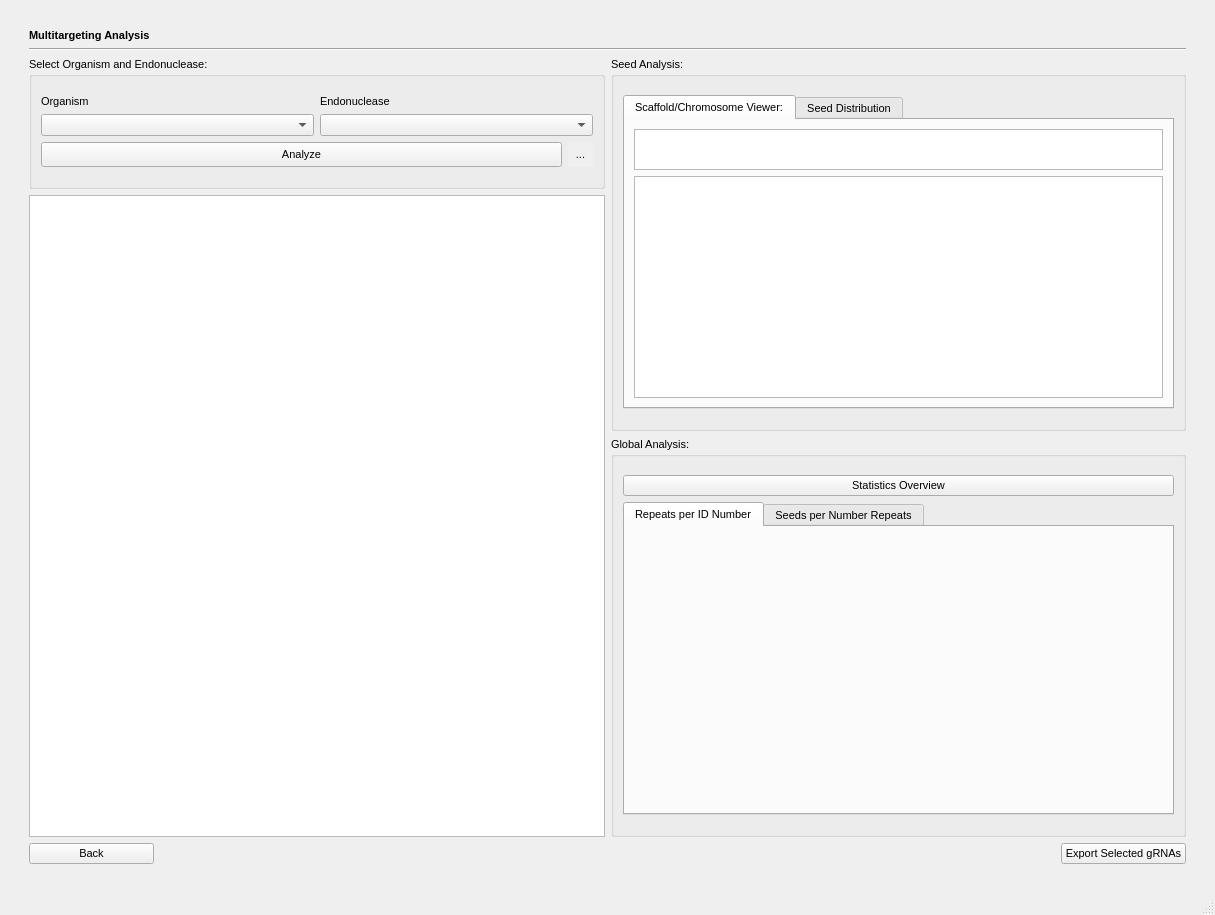
First picture: the form in multitargetingwindow.ui, repository TrinhLab/CASPERapp, before the edit.
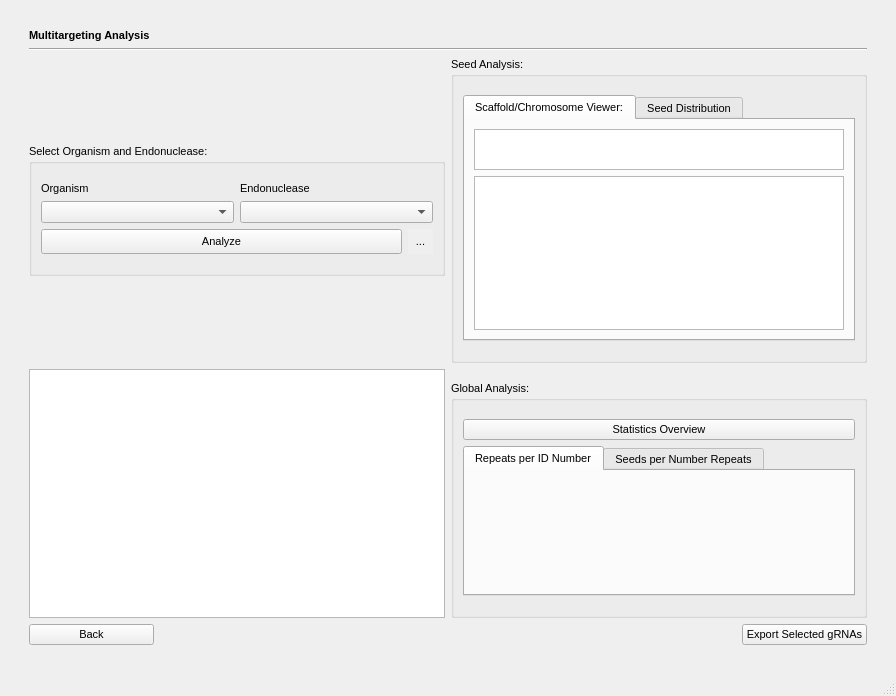
Second picture: the form after the edit. Icons and pictures are not drawn.

Patch:
```diff
--- a/multitargetingwindow.ui
+++ b/multitargetingwindow.ui
@@ -6,8 +6,8 @@
    <rect>
     <x>0</x>
     <y>0</y>
-    <width>1215</width>
-    <height>915</height>
+    <width>896</width>
+    <height>696</height>
    </rect>
   </property>
   <property name="font">
@@ -31,10 +31,459 @@
     </font>
    </property>
    <layout class="QGridLayout" name="gridLayout">
-    <item row="4" column="1">
+    <item row="14" column="1" alignment="Qt::AlignLeft">
+     <widget class="QPushButton" name="back_button">
+      <property name="minimumSize">
+       <size>
+        <width>125</width>
+        <height>0</height>
+       </size>
+      </property>
+      <property name="maximumSize">
+       <size>
+        <width>16777215</width>
+        <height>16777215</height>
+       </size>
+      </property>
+      <property name="font">
+       <font>
+        <family>Arial</family>
+        <pointsize>8</pointsize>
+        <weight>50</weight>
+        <italic>false</italic>
+        <bold>false</bold>
+       </font>
+      </property>
+      <property name="text">
+       <string>Back</string>
+      </property>
+     </widget>
+    </item>
+    <item row="6" column="2">
+     <widget class="QGroupBox" name="groupBox_3">
+      <property name="sizePolicy">
+       <sizepolicy hsizetype="Expanding" vsizetype="Expanding">
+        <horstretch>0</horstretch>
+        <verstretch>0</verstretch>
+       </sizepolicy>
+      </property>
+      <property name="minimumSize">
+       <size>
+        <width>0</width>
+        <height>0</height>
+       </size>
+      </property>
+      <property name="maximumSize">
+       <size>
+        <width>16777215</width>
+        <height>16777215</height>
+       </size>
+      </property>
+      <property name="toolTip">
+       <string>&lt;html&gt;&lt;head/&gt;&lt;body&gt;&lt;p&gt;These plots and statistics help show the overall multitargeting topology of the selected organism.&lt;/p&gt;&lt;/body&gt;&lt;/html&gt;</string>
+      </property>
+      <property name="title">
+       <string>Global Analysis:</string>
+      </property>
+      <layout class="QGridLayout" name="gridLayout_5">
+       <property name="sizeConstraint">
+        <enum>QLayout::SetDefaultConstraint</enum>
+       </property>
+       <item row="1" column="0">
+        <spacer name="verticalSpacer_5">
+         <property name="orientation">
+          <enum>Qt::Vertical</enum>
+         </property>
+         <property name="sizeType">
+          <enum>QSizePolicy::Fixed</enum>
+         </property>
+         <property name="sizeHint" stdset="0">
+          <size>
+           <width>10</width>
+           <height>10</height>
+          </size>
+         </property>
+        </spacer>
+       </item>
+       <item row="2" column="0">
+        <widget class="QPushButton" name="statistics_overview">
+         <property name="maximumSize">
+          <size>
+           <width>16777215</width>
+           <height>16777215</height>
+          </size>
+         </property>
+         <property name="font">
+          <font>
+           <family>Arial</family>
+           <pointsize>8</pointsize>
+           <weight>50</weight>
+           <italic>false</italic>
+           <bold>false</bold>
+          </font>
+         </property>
+         <property name="toolTip">
+          <string>&lt;html&gt;&lt;head/&gt;&lt;body&gt;&lt;p&gt;Click to see genome-scale repeat statistics for the organism of interest.&lt;/p&gt;&lt;/body&gt;&lt;/html&gt;</string>
+         </property>
+         <property name="text">
+          <string>Statistics Overview</string>
+         </property>
+        </widget>
+       </item>
+       <item row="3" column="0">
+        <widget class="QTabWidget" name="tabWidget">
+         <property name="sizePolicy">
+          <sizepolicy hsizetype="Preferred" vsizetype="Preferred">
+           <horstretch>0</horstretch>
+           <verstretch>0</verstretch>
+          </sizepolicy>
+         </property>
+         <property name="minimumSize">
+          <size>
+           <width>0</width>
+           <height>150</height>
+          </size>
+         </property>
+         <property name="toolTip">
+          <string>&lt;html&gt;&lt;head/&gt;&lt;body&gt;&lt;p&gt;&lt;span style=&quot; font-weight:600;&quot;&gt;Tab 1&lt;/span&gt; shows the number of total repeats for each seed in the organism of interest. Seeds IDs are assigned arbitrarily.&lt;/p&gt;&lt;p&gt;&lt;br/&gt;&lt;/p&gt;&lt;p&gt;&lt;span style=&quot; font-weight:600;&quot;&gt;Tab 2 &lt;/span&gt;shows the number of unique seeds per repeat number. &lt;/p&gt;&lt;p&gt;&lt;br/&gt;&lt;/p&gt;&lt;/body&gt;&lt;/html&gt;</string>
+         </property>
+         <property name="currentIndex">
+          <number>0</number>
+         </property>
+         <widget class="QWidget" name="tab">
+          <attribute name="title">
+           <string>Repeats per ID Number</string>
+          </attribute>
+          <layout class="QGridLayout" name="gridLayout_3">
+           <item row="0" column="0">
+            <widget class="QWidget" name="repeats_vs_seeds_line" native="true"/>
+           </item>
+          </layout>
+         </widget>
+         <widget class="QWidget" name="tab_2">
+          <attribute name="title">
+           <string>Seeds per Number Repeats</string>
+          </attribute>
+          <layout class="QGridLayout" name="gridLayout_4">
+           <item row="0" column="0">
+            <widget class="QWidget" name="seeds_vs_repeats_bar" native="true"/>
+           </item>
+          </layout>
+         </widget>
+        </widget>
+       </item>
+       <item row="4" column="0">
+        <spacer name="verticalSpacer_6">
+         <property name="orientation">
+          <enum>Qt::Vertical</enum>
+         </property>
+         <property name="sizeType">
+          <enum>QSizePolicy::Fixed</enum>
+         </property>
+         <property name="sizeHint" stdset="0">
+          <size>
+           <width>10</width>
+           <height>10</height>
+          </size>
+         </property>
+        </spacer>
+       </item>
+      </layout>
+     </widget>
+    </item>
+    <item row="15" column="1" colspan="2">
+     <spacer name="verticalSpacer_2">
+      <property name="orientation">
+       <enum>Qt::Vertical</enum>
+      </property>
+      <property name="sizeType">
+       <enum>QSizePolicy::Fixed</enum>
+      </property>
+      <property name="sizeHint" stdset="0">
+       <size>
+        <width>20</width>
+        <height>20</height>
+       </size>
+      </property>
+     </spacer>
+    </item>
+    <item row="14" column="2" alignment="Qt::AlignRight">
+     <widget class="QPushButton" name="export_button">
+      <property name="minimumSize">
+       <size>
+        <width>125</width>
+        <height>0</height>
+       </size>
+      </property>
+      <property name="maximumSize">
+       <size>
+        <width>16777215</width>
+        <height>16777215</height>
+       </size>
+      </property>
+      <property name="font">
+       <font>
+        <family>Arial</family>
+        <pointsize>8</pointsize>
+        <weight>50</weight>
+        <italic>false</italic>
+        <bold>false</bold>
+       </font>
+      </property>
+      <property name="text">
+       <string>Export Selected gRNAs</string>
+      </property>
+     </widget>
+    </item>
+    <item row="1" column="1" colspan="2">
+     <widget class="QLabel" name="title">
+      <property name="sizePolicy">
+       <sizepolicy hsizetype="Fixed" vsizetype="Fixed">
+        <horstretch>0</horstretch>
+        <verstretch>0</verstretch>
+       </sizepolicy>
+      </property>
+      <property name="font">
+       <font>
+        <family>Arial</family>
+        <pointsize>8</pointsize>
+        <weight>75</weight>
+        <italic>false</italic>
+        <bold>true</bold>
+       </font>
+      </property>
+      <property name="styleSheet">
+       <string notr="true"/>
+      </property>
+      <property name="text">
+       <string>Multitargeting Analysis</string>
+      </property>
+     </widget>
+    </item>
+    <item row="5" column="0" rowspan="2">
+     <spacer name="horizontalSpacer">
+      <property name="orientation">
+       <enum>Qt::Horizontal</enum>
+      </property>
+      <property name="sizeType">
+       <enum>QSizePolicy::Fixed</enum>
+      </property>
+      <property name="sizeHint" stdset="0">
+       <size>
+        <width>20</width>
+        <height>20</height>
+       </size>
+      </property>
+     </spacer>
+    </item>
+    <item row="5" column="3" rowspan="2">
+     <spacer name="horizontalSpacer_2">
+      <property name="orientation">
+       <enum>Qt::Horizontal</enum>
+      </property>
+      <property name="sizeType">
+       <enum>QSizePolicy::Fixed</enum>
+      </property>
+      <property name="sizeHint" stdset="0">
+       <size>
+        <width>20</width>
+        <height>20</height>
+       </size>
+      </property>
+     </spacer>
+    </item>
+    <item row="3" column="2">
+     <widget class="QGroupBox" name="groupBox_2">
+      <property name="sizePolicy">
+       <sizepolicy hsizetype="Expanding" vsizetype="Expanding">
+        <horstretch>0</horstretch>
+        <verstretch>0</verstretch>
+       </sizepolicy>
+      </property>
+      <property name="minimumSize">
+       <size>
+        <width>0</width>
+        <height>0</height>
+       </size>
+      </property>
+      <property name="font">
+       <font>
+        <family>Arial</family>
+        <pointsize>8</pointsize>
+        <weight>50</weight>
+        <italic>false</italic>
+        <bold>false</bold>
+       </font>
+      </property>
+      <property name="toolTip">
+       <string>&lt;html&gt;&lt;head/&gt;&lt;body&gt;&lt;p&gt;These plots show the multitargeting topology of a single unique seed. To analyze a seed, simply click on the row in the table.&lt;/p&gt;&lt;p&gt;&lt;span style=&quot; font-weight:600;&quot;&gt;Note:&lt;/span&gt; if multiple rows are selected in the table, only the &lt;span style=&quot; text-decoration: underline;&quot;&gt;last seed&lt;/span&gt; selected will be analyzed.&lt;/p&gt;&lt;/body&gt;&lt;/html&gt;</string>
+      </property>
+      <property name="title">
+       <string>Seed Analysis:</string>
+      </property>
+      <layout class="QGridLayout" name="gridLayout_6">
+       <item row="2" column="0">
+        <widget class="QTabWidget" name="tabWidget_2">
+         <property name="sizePolicy">
+          <sizepolicy hsizetype="Preferred" vsizetype="Expanding">
+           <horstretch>0</horstretch>
+           <verstretch>0</verstretch>
+          </sizepolicy>
+         </property>
+         <property name="minimumSize">
+          <size>
+           <width>0</width>
+           <height>0</height>
+          </size>
+         </property>
+         <property name="toolTip">
+          <string>&lt;html&gt;&lt;head/&gt;&lt;body&gt;&lt;p&gt;&lt;span style=&quot; font-weight:600;&quot;&gt;Tab 1&lt;/span&gt; shows the locations of the selected seed's repeats on each chromosome/scaffold/contig. Hovering over a repeat (&lt;span style=&quot; color:#fc0107;&quot;&gt;red line&lt;/span&gt;&lt;span style=&quot; color:#000000;&quot;&gt;) will show more detailed information for that particular repeat.&lt;/span&gt;&lt;/p&gt;&lt;p&gt;&lt;span style=&quot; font-weight:600;&quot;&gt;Tab 2&lt;/span&gt; shows the number of times the selected seed is repeated on each chromosome/scaffold/contig of the organism of interest.&lt;/p&gt;&lt;/body&gt;&lt;/html&gt;</string>
+         </property>
+         <property name="currentIndex">
+          <number>0</number>
+         </property>
+         <widget class="QWidget" name="tab_3">
+          <attribute name="title">
+           <string>Scaffold/Chromosome Viewer:</string>
+          </attribute>
+          <layout class="QVBoxLayout" name="verticalLayout">
+           <item>
+            <widget class="QGraphicsView" name="graphicsView_2">
+             <property name="maximumSize">
+              <size>
+               <width>16777215</width>
+               <height>41</height>
+              </size>
+             </property>
+            </widget>
+           </item>
+           <item>
+            <widget class="QGraphicsView" name="graphicsView">
+             <property name="minimumSize">
+              <size>
+               <width>0</width>
+               <height>0</height>
+              </size>
+             </property>
+            </widget>
+           </item>
+          </layout>
+         </widget>
+         <widget class="QWidget" name="tab_4">
+          <attribute name="title">
+           <string>Seed Distribution</string>
+          </attribute>
+          <layout class="QVBoxLayout" name="verticalLayout_2">
+           <item>
+            <widget class="QWidget" name="repeats_vs_chromo" native="true">
+             <property name="sizePolicy">
+              <sizepolicy hsizetype="Preferred" vsizetype="Preferred">
+               <horstretch>0</horstretch>
+               <verstretch>0</verstretch>
+              </sizepolicy>
+             </property>
+             <property name="minimumSize">
+              <size>
+               <width>0</width>
+               <height>0</height>
+              </size>
+             </property>
+            </widget>
+           </item>
+          </layout>
+         </widget>
+        </widget>
+       </item>
+       <item row="3" column="0">
+        <spacer name="verticalSpacer_7">
+         <property name="orientation">
+          <enum>Qt::Vertical</enum>
+         </property>
+         <property name="sizeType">
+          <enum>QSizePolicy::Fixed</enum>
+         </property>
+         <property name="sizeHint" stdset="0">
+          <size>
+           <width>10</width>
+           <height>10</height>
+          </size>
+         </property>
+        </spacer>
+       </item>
+       <item row="0" column="0">
+        <spacer name="verticalSpacer_8">
+         <property name="orientation">
+          <enum>Qt::Vertical</enum>
+         </property>
+         <property name="sizeType">
+          <enum>QSizePolicy::Fixed</enum>
+         </property>
+         <property name="sizeHint" stdset="0">
+          <size>
+           <width>10</width>
+           <height>10</height>
+          </size>
+         </property>
+        </spacer>
+       </item>
+      </layout>
+     </widget>
+    </item>
+    <item row="4" column="1" rowspan="3">
+     <widget class="QTableWidget" name="table">
+      <property name="sizePolicy">
+       <sizepolicy hsizetype="Expanding" vsizetype="Preferred">
+        <horstretch>0</horstretch>
+        <verstretch>0</verstretch>
+       </sizepolicy>
+      </property>
+      <property name="minimumSize">
+       <size>
+        <width>0</width>
+        <height>0</height>
+       </size>
+      </property>
+      <property name="font">
+       <font>
+        <family>Arial</family>
+        <pointsize>8</pointsize>
+        <weight>50</weight>
+        <italic>false</italic>
+        <bold>false</bold>
+       </font>
+      </property>
+      <property name="toolTip">
+       <string>&lt;html&gt;&lt;head/&gt;&lt;body&gt;&lt;p&gt;&lt;span style=&quot; font-size:12pt;&quot;&gt;– Total Repeats: &lt;/span&gt;&lt;span style=&quot; font-size:12pt;&quot;&gt;the total number of times the seed sequence is repeated across the organism of interest.&lt;/span&gt;&lt;/p&gt;&lt;p&gt;&lt;span style=&quot; font-size:12pt;&quot;&gt;– Avg. Repeats/Scaffold: the average number of times the seed sequence is repeated per scaffold/chromosome/contig (varies depending on how the organism’s FASTA file is arranged).&lt;/span&gt;&lt;/p&gt;&lt;p&gt;&lt;span style=&quot; font-size:12pt;&quot;&gt;– Consensus Sequence: the full length guide RNA sequence that appears most commonly amongst all occurrences of the given seed. &lt;/span&gt;&lt;/p&gt;&lt;p&gt;&lt;span style=&quot; font-size:12pt;&quot;&gt;– % Consensus: the percentage of all seed repeats that have the tail of the consensus sequence. &lt;/span&gt;&lt;/p&gt;&lt;p&gt;&lt;span style=&quot; font-size:12pt;&quot;&gt;- Score: on-target score for the consensus sequence.&lt;/span&gt;&lt;/p&gt;&lt;p&gt;&lt;span style=&quot; font-size:12pt;&quot;&gt;- PAM: the protospacer adjacent motif of the consensus sequence.&lt;/span&gt;&lt;/p&gt;&lt;p&gt;&lt;span style=&quot; font-size:12pt;&quot;&gt;- Strand: the strand directionality (+ or -) of the consensus sequence.&lt;/span&gt;&lt;/p&gt;&lt;/body&gt;&lt;/html&gt;</string>
+      </property>
+     </widget>
+    </item>
+    <item row="2" column="1" colspan="2">
+     <widget class="Line" name="line">
+      <property name="orientation">
+       <enum>Qt::Horizontal</enum>
+      </property>
+     </widget>
+    </item>
+    <item row="0" column="1" colspan="2">
+     <spacer name="verticalSpacer">
+      <property name="orientation">
+       <enum>Qt::Vertical</enum>
+      </property>
+      <property name="sizeType">
+       <enum>QSizePolicy::Fixed</enum>
+      </property>
+      <property name="sizeHint" stdset="0">
+       <size>
+        <width>20</width>
+        <height>20</height>
+       </size>
+      </property>
+     </spacer>
+    </item>
+    <item row="3" column="1">
      <widget class="QGroupBox" name="groupBox">
       <property name="sizePolicy">
-       <sizepolicy hsizetype="Expanding" vsizetype="Fixed">
+       <sizepolicy hsizetype="Preferred" vsizetype="Fixed">
         <horstretch>0</horstretch>
         <verstretch>0</verstretch>
        </sizepolicy>
@@ -218,459 +667,6 @@
       </layout>
      </widget>
     </item>
-    <item row="3" column="1" colspan="2">
-     <widget class="Line" name="line">
-      <property name="orientation">
-       <enum>Qt::Horizontal</enum>
-      </property>
-     </widget>
-    </item>
-    <item row="5" column="1">
-     <widget class="QTableWidget" name="table">
-      <property name="sizePolicy">
-       <sizepolicy hsizetype="Expanding" vsizetype="Preferred">
-        <horstretch>0</horstretch>
-        <verstretch>0</verstretch>
-       </sizepolicy>
-      </property>
-      <property name="minimumSize">
-       <size>
-        <width>0</width>
-        <height>0</height>
-       </size>
-      </property>
-      <property name="font">
-       <font>
-        <family>Arial</family>
-        <pointsize>8</pointsize>
-        <weight>50</weight>
-        <italic>false</italic>
-        <bold>false</bold>
-       </font>
-      </property>
-      <property name="toolTip">
-       <string>&lt;html&gt;&lt;head/&gt;&lt;body&gt;&lt;p&gt;&lt;span style=&quot; font-size:12pt;&quot;&gt;– Total Repeats: &lt;/span&gt;&lt;span style=&quot; font-size:12pt;&quot;&gt;the total number of times the seed sequence is repeated across the organism of interest.&lt;/span&gt;&lt;/p&gt;&lt;p&gt;&lt;span style=&quot; font-size:12pt;&quot;&gt;– Avg. Repeats/Scaffold: the average number of times the seed sequence is repeated per scaffold/chromosome/contig (varies depending on how the organism’s FASTA file is arranged).&lt;/span&gt;&lt;/p&gt;&lt;p&gt;&lt;span style=&quot; font-size:12pt;&quot;&gt;– Consensus Sequence: the full length guide RNA sequence that appears most commonly amongst all occurrences of the given seed. &lt;/span&gt;&lt;/p&gt;&lt;p&gt;&lt;span style=&quot; font-size:12pt;&quot;&gt;– % Consensus: the percentage of all seed repeats that have the tail of the consensus sequence. &lt;/span&gt;&lt;/p&gt;&lt;p&gt;&lt;span style=&quot; font-size:12pt;&quot;&gt;- Score: on-target score for the consensus sequence.&lt;/span&gt;&lt;/p&gt;&lt;p&gt;&lt;span style=&quot; font-size:12pt;&quot;&gt;- PAM: the protospacer adjacent motif of the consensus sequence.&lt;/span&gt;&lt;/p&gt;&lt;p&gt;&lt;span style=&quot; font-size:12pt;&quot;&gt;- Strand: the strand directionality (+ or -) of the consensus sequence.&lt;/span&gt;&lt;/p&gt;&lt;/body&gt;&lt;/html&gt;</string>
-      </property>
-     </widget>
-    </item>
-    <item row="0" column="1" colspan="2">
-     <spacer name="verticalSpacer">
-      <property name="orientation">
-       <enum>Qt::Vertical</enum>
-      </property>
-      <property name="sizeType">
-       <enum>QSizePolicy::Fixed</enum>
-      </property>
-      <property name="sizeHint" stdset="0">
-       <size>
-        <width>20</width>
-        <height>20</height>
-       </size>
-      </property>
-     </spacer>
-    </item>
-    <item row="4" column="0" rowspan="2">
-     <spacer name="horizontalSpacer">
-      <property name="orientation">
-       <enum>Qt::Horizontal</enum>
-      </property>
-      <property name="sizeType">
-       <enum>QSizePolicy::Fixed</enum>
-      </property>
-      <property name="sizeHint" stdset="0">
-       <size>
-        <width>20</width>
-        <height>20</height>
-       </size>
-      </property>
-     </spacer>
-    </item>
-    <item row="13" column="2" alignment="Qt::AlignRight">
-     <widget class="QPushButton" name="export_button">
-      <property name="minimumSize">
-       <size>
-        <width>125</width>
-        <height>0</height>
-       </size>
-      </property>
-      <property name="maximumSize">
-       <size>
-        <width>16777215</width>
-        <height>16777215</height>
-       </size>
-      </property>
-      <property name="font">
-       <font>
-        <family>Arial</family>
-        <pointsize>8</pointsize>
-        <weight>50</weight>
-        <italic>false</italic>
-        <bold>false</bold>
-       </font>
-      </property>
-      <property name="text">
-       <string>Export Selected gRNAs</string>
-      </property>
-     </widget>
-    </item>
-    <item row="13" column="1" alignment="Qt::AlignLeft">
-     <widget class="QPushButton" name="back_button">
-      <property name="minimumSize">
-       <size>
-        <width>125</width>
-        <height>0</height>
-       </size>
-      </property>
-      <property name="maximumSize">
-       <size>
-        <width>16777215</width>
-        <height>16777215</height>
-       </size>
-      </property>
-      <property name="font">
-       <font>
-        <family>Arial</family>
-        <pointsize>8</pointsize>
-        <weight>50</weight>
-        <italic>false</italic>
-        <bold>false</bold>
-       </font>
-      </property>
-      <property name="text">
-       <string>Back</string>
-      </property>
-     </widget>
-    </item>
-    <item row="1" column="1" colspan="2">
-     <widget class="QLabel" name="title">
-      <property name="sizePolicy">
-       <sizepolicy hsizetype="Fixed" vsizetype="Fixed">
-        <horstretch>0</horstretch>
-        <verstretch>0</verstretch>
-       </sizepolicy>
-      </property>
-      <property name="font">
-       <font>
-        <family>Arial</family>
-        <pointsize>8</pointsize>
-        <weight>75</weight>
-        <italic>false</italic>
-        <bold>true</bold>
-       </font>
-      </property>
-      <property name="styleSheet">
-       <string notr="true"/>
-      </property>
-      <property name="text">
-       <string>Multitargeting Analysis</string>
-      </property>
-     </widget>
-    </item>
-    <item row="14" column="1" colspan="2">
-     <spacer name="verticalSpacer_2">
-      <property name="orientation">
-       <enum>Qt::Vertical</enum>
-      </property>
-      <property name="sizeType">
-       <enum>QSizePolicy::Fixed</enum>
-      </property>
-      <property name="sizeHint" stdset="0">
-       <size>
-        <width>20</width>
-        <height>20</height>
-       </size>
-      </property>
-     </spacer>
-    </item>
-    <item row="4" column="2" rowspan="2">
-     <layout class="QGridLayout" name="gridLayout_7">
-      <item row="0" column="0">
-       <widget class="QGroupBox" name="groupBox_2">
-        <property name="sizePolicy">
-         <sizepolicy hsizetype="Expanding" vsizetype="Expanding">
-          <horstretch>0</horstretch>
-          <verstretch>0</verstretch>
-         </sizepolicy>
-        </property>
-        <property name="minimumSize">
-         <size>
-          <width>500</width>
-          <height>350</height>
-         </size>
-        </property>
-        <property name="font">
-         <font>
-          <family>Arial</family>
-          <pointsize>8</pointsize>
-          <weight>50</weight>
-          <italic>false</italic>
-          <bold>false</bold>
-         </font>
-        </property>
-        <property name="toolTip">
-         <string>&lt;html&gt;&lt;head/&gt;&lt;body&gt;&lt;p&gt;These plots show the multitargeting topology of a single unique seed. To analyze a seed, simply click on the row in the table.&lt;/p&gt;&lt;p&gt;&lt;span style=&quot; font-weight:600;&quot;&gt;Note:&lt;/span&gt; if multiple rows are selected in the table, only the &lt;span style=&quot; text-decoration: underline;&quot;&gt;last seed&lt;/span&gt; selected will be analyzed.&lt;/p&gt;&lt;/body&gt;&lt;/html&gt;</string>
-        </property>
-        <property name="title">
-         <string>Seed Analysis:</string>
-        </property>
-        <layout class="QGridLayout" name="gridLayout_6">
-         <item row="2" column="0">
-          <widget class="QTabWidget" name="tabWidget_2">
-           <property name="sizePolicy">
-            <sizepolicy hsizetype="Preferred" vsizetype="Preferred">
-             <horstretch>0</horstretch>
-             <verstretch>0</verstretch>
-            </sizepolicy>
-           </property>
-           <property name="minimumSize">
-            <size>
-             <width>0</width>
-             <height>0</height>
-            </size>
-           </property>
-           <property name="toolTip">
-            <string>&lt;html&gt;&lt;head/&gt;&lt;body&gt;&lt;p&gt;&lt;span style=&quot; font-weight:600;&quot;&gt;Tab 1&lt;/span&gt; shows the locations of the selected seed's repeats on each chromosome/scaffold/contig. Hovering over a repeat (&lt;span style=&quot; color:#fc0107;&quot;&gt;red line&lt;/span&gt;&lt;span style=&quot; color:#000000;&quot;&gt;) will show more detailed information for that particular repeat.&lt;/span&gt;&lt;/p&gt;&lt;p&gt;&lt;span style=&quot; font-weight:600;&quot;&gt;Tab 2&lt;/span&gt; shows the number of times the selected seed is repeated on each chromosome/scaffold/contig of the organism of interest.&lt;/p&gt;&lt;/body&gt;&lt;/html&gt;</string>
-           </property>
-           <property name="currentIndex">
-            <number>0</number>
-           </property>
-           <widget class="QWidget" name="tab_3">
-            <attribute name="title">
-             <string>Scaffold/Chromosome Viewer:</string>
-            </attribute>
-            <layout class="QVBoxLayout" name="verticalLayout">
-             <item>
-              <widget class="QGraphicsView" name="graphicsView_2">
-               <property name="maximumSize">
-                <size>
-                 <width>16777215</width>
-                 <height>41</height>
-                </size>
-               </property>
-              </widget>
-             </item>
-             <item>
-              <widget class="QGraphicsView" name="graphicsView">
-               <property name="minimumSize">
-                <size>
-                 <width>400</width>
-                 <height>0</height>
-                </size>
-               </property>
-              </widget>
-             </item>
-            </layout>
-           </widget>
-           <widget class="QWidget" name="tab_4">
-            <attribute name="title">
-             <string>Seed Distribution</string>
-            </attribute>
-            <layout class="QVBoxLayout" name="verticalLayout_2">
-             <item>
-              <widget class="QWidget" name="repeats_vs_chromo" native="true">
-               <property name="sizePolicy">
-                <sizepolicy hsizetype="Preferred" vsizetype="Preferred">
-                 <horstretch>0</horstretch>
-                 <verstretch>0</verstretch>
-                </sizepolicy>
-               </property>
-               <property name="minimumSize">
-                <size>
-                 <width>0</width>
-                 <height>0</height>
-                </size>
-               </property>
-              </widget>
-             </item>
-            </layout>
-           </widget>
-          </widget>
-         </item>
-         <item row="3" column="0">
-          <spacer name="verticalSpacer_7">
-           <property name="orientation">
-            <enum>Qt::Vertical</enum>
-           </property>
-           <property name="sizeType">
-            <enum>QSizePolicy::Fixed</enum>
-           </property>
-           <property name="sizeHint" stdset="0">
-            <size>
-             <width>10</width>
-             <height>10</height>
-            </size>
-           </property>
-          </spacer>
-         </item>
-         <item row="0" column="0">
-          <spacer name="verticalSpacer_8">
-           <property name="orientation">
-            <enum>Qt::Vertical</enum>
-           </property>
-           <property name="sizeType">
-            <enum>QSizePolicy::Fixed</enum>
-           </property>
-           <property name="sizeHint" stdset="0">
-            <size>
-             <width>10</width>
-             <height>10</height>
-            </size>
-           </property>
-          </spacer>
-         </item>
-        </layout>
-       </widget>
-      </item>
-      <item row="1" column="0">
-       <widget class="QGroupBox" name="groupBox_3">
-        <property name="sizePolicy">
-         <sizepolicy hsizetype="Expanding" vsizetype="Expanding">
-          <horstretch>0</horstretch>
-          <verstretch>0</verstretch>
-         </sizepolicy>
-        </property>
-        <property name="minimumSize">
-         <size>
-          <width>500</width>
-          <height>400</height>
-         </size>
-        </property>
-        <property name="maximumSize">
-         <size>
-          <width>16777215</width>
-          <height>16777215</height>
-         </size>
-        </property>
-        <property name="toolTip">
-         <string>&lt;html&gt;&lt;head/&gt;&lt;body&gt;&lt;p&gt;These plots and statistics help show the overall multitargeting topology of the selected organism.&lt;/p&gt;&lt;/body&gt;&lt;/html&gt;</string>
-        </property>
-        <property name="title">
-         <string>Global Analysis:</string>
-        </property>
-        <layout class="QGridLayout" name="gridLayout_5">
-         <property name="sizeConstraint">
-          <enum>QLayout::SetDefaultConstraint</enum>
-         </property>
-         <item row="2" column="0">
-          <widget class="QTabWidget" name="tabWidget">
-           <property name="sizePolicy">
-            <sizepolicy hsizetype="Preferred" vsizetype="Preferred">
-             <horstretch>0</horstretch>
-             <verstretch>0</verstretch>
-            </sizepolicy>
-           </property>
-           <property name="minimumSize">
-            <size>
-             <width>0</width>
-             <height>300</height>
-            </size>
-           </property>
-           <property name="toolTip">
-            <string>&lt;html&gt;&lt;head/&gt;&lt;body&gt;&lt;p&gt;&lt;span style=&quot; font-weight:600;&quot;&gt;Tab 1&lt;/span&gt; shows the number of total repeats for each seed in the organism of interest. Seeds IDs are assigned arbitrarily.&lt;/p&gt;&lt;p&gt;&lt;br/&gt;&lt;/p&gt;&lt;p&gt;&lt;span style=&quot; font-weight:600;&quot;&gt;Tab 2 &lt;/span&gt;shows the number of unique seeds per repeat number. &lt;/p&gt;&lt;p&gt;&lt;br/&gt;&lt;/p&gt;&lt;/body&gt;&lt;/html&gt;</string>
-           </property>
-           <property name="currentIndex">
-            <number>0</number>
-           </property>
-           <widget class="QWidget" name="tab">
-            <attribute name="title">
-             <string>Repeats per ID Number</string>
-            </attribute>
-            <layout class="QGridLayout" name="gridLayout_3">
-             <item row="0" column="0">
-              <widget class="QWidget" name="repeats_vs_seeds_line" native="true"/>
-             </item>
-            </layout>
-           </widget>
-           <widget class="QWidget" name="tab_2">
-            <attribute name="title">
-             <string>Seeds per Number Repeats</string>
-            </attribute>
-            <layout class="QGridLayout" name="gridLayout_4">
-             <item row="0" column="0">
-              <widget class="QWidget" name="seeds_vs_repeats_bar" native="true"/>
-             </item>
-            </layout>
-           </widget>
-          </widget>
-         </item>
-         <item row="1" column="0">
-          <widget class="QPushButton" name="statistics_overview">
-           <property name="maximumSize">
-            <size>
-             <width>16777215</width>
-             <height>16777215</height>
-            </size>
-           </property>
-           <property name="font">
-            <font>
-             <family>Arial</family>
-             <pointsize>8</pointsize>
-             <weight>50</weight>
-             <italic>false</italic>
-             <bold>false</bold>
-            </font>
-           </property>
-           <property name="toolTip">
-            <string>&lt;html&gt;&lt;head/&gt;&lt;body&gt;&lt;p&gt;Click to see genome-scale repeat statistics for the organism of interest.&lt;/p&gt;&lt;/body&gt;&lt;/html&gt;</string>
-           </property>
-           <property name="text">
-            <string>Statistics Overview</string>
-           </property>
-          </widget>
-         </item>
-         <item row="0" column="0">
-          <spacer name="verticalSpacer_5">
-           <property name="orientation">
-            <enum>Qt::Vertical</enum>
-           </property>
-           <property name="sizeType">
-            <enum>QSizePolicy::Fixed</enum>
-           </property>
-           <property name="sizeHint" stdset="0">
-            <size>
-             <width>10</width>
-             <height>10</height>
-            </size>
-           </property>
-          </spacer>
-         </item>
-         <item row="3" column="0">
-          <spacer name="verticalSpacer_6">
-           <property name="orientation">
-            <enum>Qt::Vertical</enum>
-           </property>
-           <property name="sizeType">
-            <enum>QSizePolicy::Fixed</enum>
-           </property>
-           <property name="sizeHint" stdset="0">
-            <size>
-             <width>10</width>
-             <height>10</height>
-            </size>
-           </property>
-          </spacer>
-         </item>
-        </layout>
-       </widget>
-      </item>
-     </layout>
-    </item>
-    <item row="4" column="3" rowspan="2">
-     <spacer name="horizontalSpacer_2">
-      <property name="orientation">
-       <enum>Qt::Horizontal</enum>
-      </property>
-      <property name="sizeType">
-       <enum>QSizePolicy::Fixed</enum>
-      </property>
-      <property name="sizeHint" stdset="0">
-       <size>
-        <width>20</width>
-        <height>20</height>
-       </size>
-      </property>
-     </spacer>
-    </item>
    </layout>
   </widget>
   <widget class="QStatusBar" name="statusbar">
```
